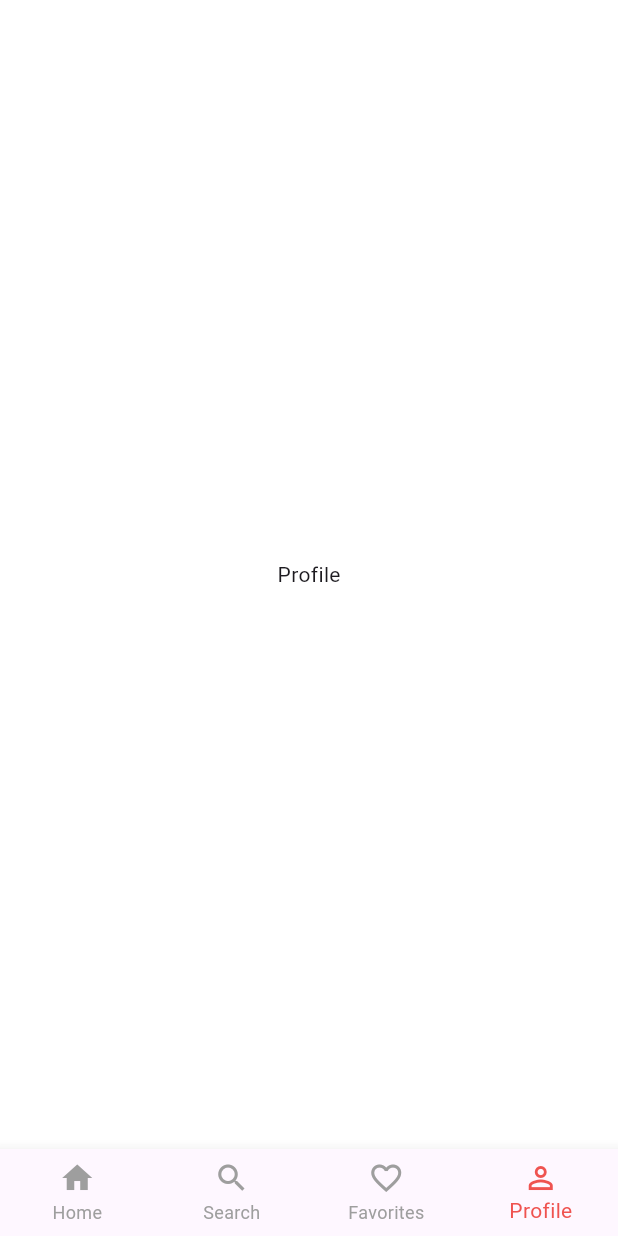
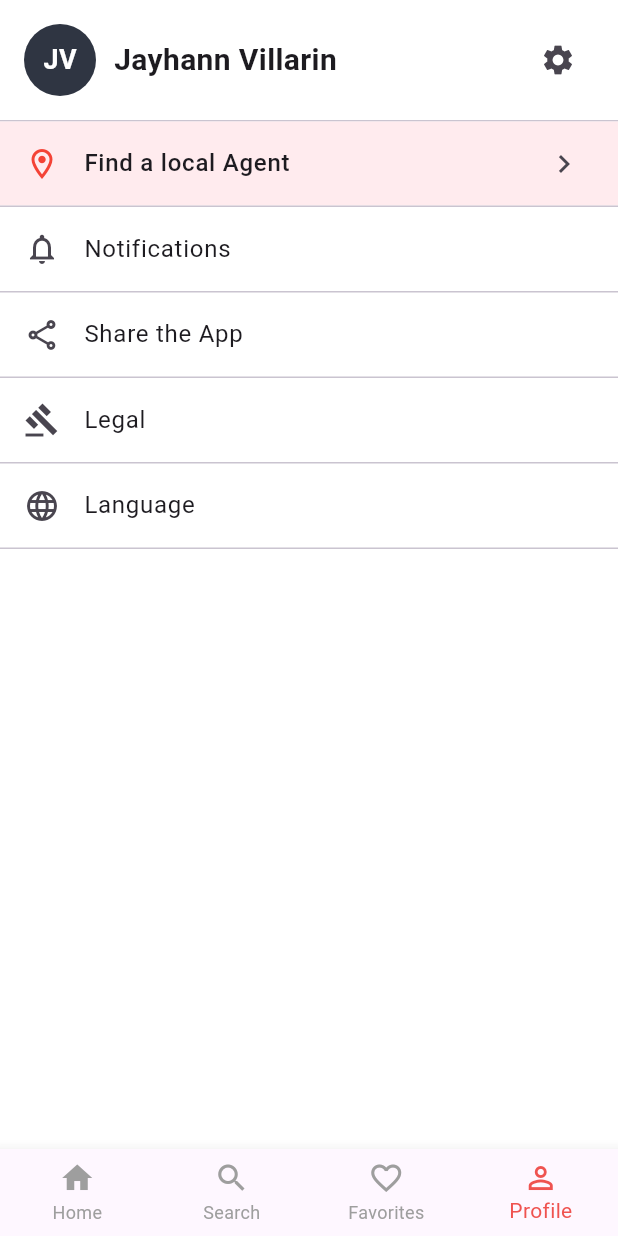
Before and after one commit to vamp-jjang/findre-app, a Flutter app: the HomeScreen screen opened directly, item 4 of the bottom bar chosen, on a phone screen of 412 x 824 dp. Run offline on Flutter 3.47's test engine with Material 3 defaults, Android fonts, the phone set to English and light mode, and no system bars; our stand-ins replace firebase_auth, firebase_core, google_maps_flutter; accounts and stored records are empty.

Commit message:
modified the profile page and the home screen

```diff
--- a/lib/screens/home_screen.dart
+++ b/lib/screens/home_screen.dart
@@ -1,6 +1,7 @@
 import 'package:flutter/material.dart';
 import 'search_screen.dart';
-import'favorites_screen.dart';
+import 'favorites_screen.dart';
+import 'profile_screen.dart';
 class HomeScreen extends StatefulWidget {
   const HomeScreen({super.key});
 
@@ -23,7 +24,7 @@ class _HomeScreenState extends State<HomeScreen> {
       _buildHomeContent(),
       const SearchScreen(),
       const FavoritesScreen(),
-      const Center(child: Text('Profile')),
+      const ProfileScreen(),
     ];
 
     return Scaffold(
--- /dev/null
+++ b/lib/screens/profile_screen.dart
@@ -0,0 +1,110 @@
+import 'package:flutter/material.dart';
+
+class ProfileScreen extends StatelessWidget {
+  const ProfileScreen({super.key});
+
+  @override
+  Widget build(BuildContext context) {
+    return Scaffold(
+      body: SafeArea(
+        child: Column(
+          children: [
+            // Profile header
+            Padding(
+              padding: const EdgeInsets.all(16.0),
+              child: Row(
+                mainAxisAlignment: MainAxisAlignment.spaceBetween,
+                children: [
+                  Row(
+                    children: [
+                      // Avatar circle with initials
+                      Container(
+                        width: 48,
+                        height: 48,
+                        decoration: const BoxDecoration(
+                          shape: BoxShape.circle,
+                          color: Color(0xFF2F3542),
+                        ),
+                        child: const Center(
+                          child: Text(
+                            'JV',
+                            style: TextStyle(
+                              color: Colors.white,
+                              fontSize: 18,
+                              fontWeight: FontWeight.bold,
+                            ),
+                          ),
+                        ),
+                      ),
+                      const SizedBox(width: 12),
+                      // User name
+                      const Text(
+                        'Jayhann Villarin',
+                        style: TextStyle(
+                          fontSize: 20,
+                          fontWeight: FontWeight.bold,
+                        ),
+                      ),
+                    ],
+                  ),
+                  // Settings icon
+                  IconButton(
+                    icon: const Icon(Icons.settings),
+                    onPressed: () {},
+                  ),
+                ],
+              ),
+            ),
+            const Divider(height: 1),
+            // Menu items
+            // Find a local Agent (with red background)
+            Container(
+              color: Colors.red[50],
+              child: ListTile(
+                leading: const Icon(
+                  Icons.location_on_outlined,
+                  color: Colors.red,
+                ),
+                title: const Text(
+                  'Find a local Agent',
+                  style: TextStyle(fontWeight: FontWeight.w500),
+                ),
+                trailing: const Icon(Icons.chevron_right),
+                onTap: () {},
+              ),
+            ),
+            const Divider(height: 1),
+            // Notifications
+            ListTile(
+              leading: const Icon(Icons.notifications_outlined),
+              title: const Text('Notifications'),
+              onTap: () {},
+            ),
+            const Divider(height: 1),
+            // Share the App
+            ListTile(
+              leading: const Icon(Icons.share_outlined),
+              title: const Text('Share the App'),
+              onTap: () {},
+            ),
+            const Divider(height: 1),
+            // Legal
+            ListTile(
+              leading: const Icon(Icons.gavel_outlined),
+              title: const Text('Legal'),
+              onTap: () {},
+            ),
+            const Divider(height: 1),
+            // Language
+            ListTile(
+              leading: const Icon(Icons.language_outlined),
+              title: const Text('Language'),
+              onTap: () {},
+            ),
+            const Divider(height: 1),
+          ],
+        ),
+      ),
+    );
+  }
+}
```
